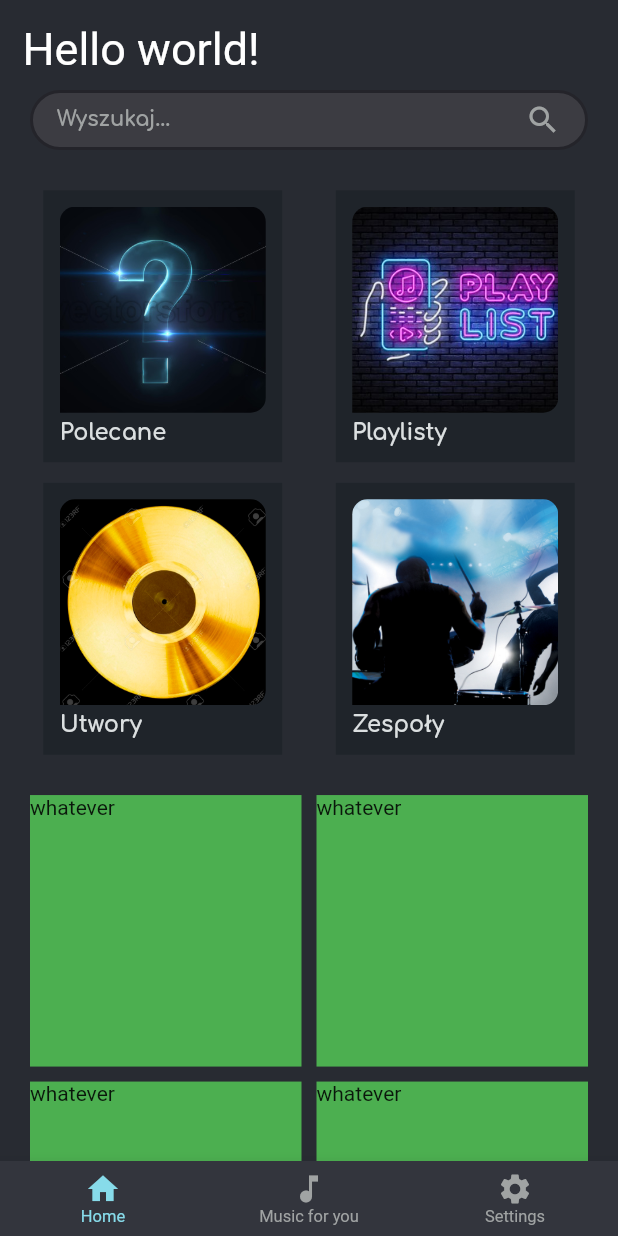
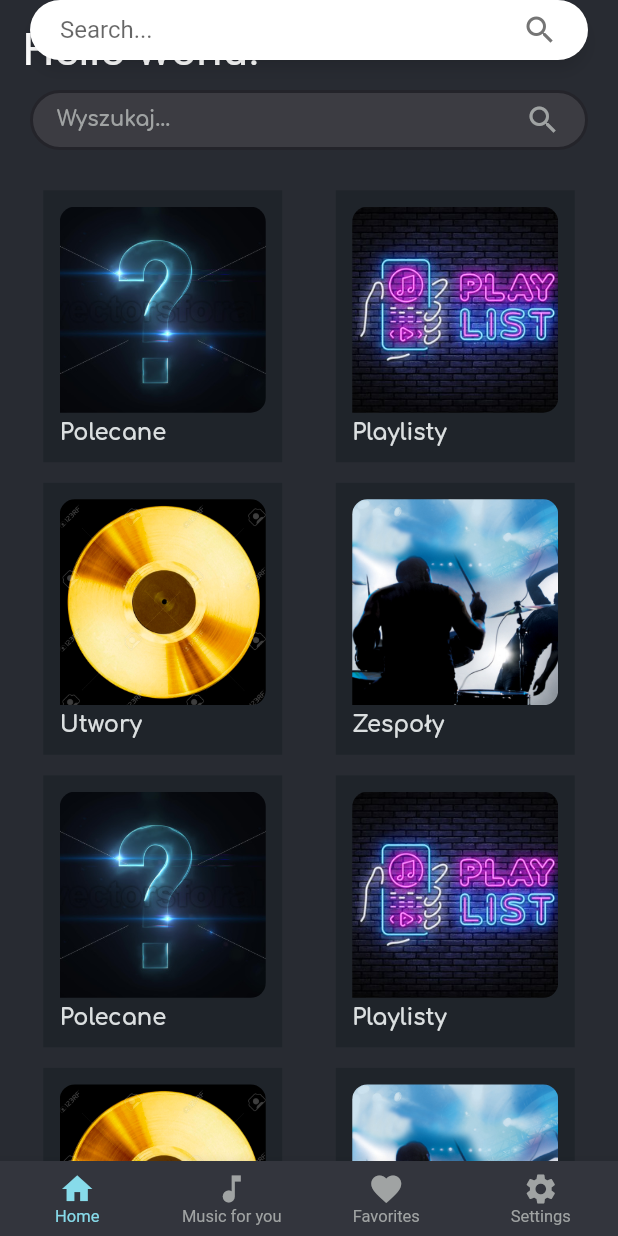
Before and after one commit to pabello/musicly-mobile-app, a Flutter app: the screen it shows after launch, on a phone screen of 412 x 824 dp. Run offline on Flutter 3.47's test engine with Material 2 defaults, Android fonts, the phone set to English and light mode, and no system bars; drawn by our look-alikes of material_floating_search_bar; our stand-ins replace google_fonts.

Commit message:
added a floating search bar, for now it floats like a baloon o.o

```diff
--- a/lib/main.dart
+++ b/lib/main.dart
@@ -1,5 +1,6 @@
 import 'package:flutter/material.dart';
 import 'package:google_fonts/google_fonts.dart';
+import 'package:material_floating_search_bar/material_floating_search_bar.dart';
 
 void main() {
   runApp(MyApp());
@@ -13,43 +14,168 @@ class MyApp extends StatelessWidget {
       themeMode: ThemeMode.dark,
       theme: ThemeData(
         primarySwatch: Colors.blue,
-
       ),
       darkTheme: ThemeData(
-        primarySwatch: Colors.green
+        primarySwatch: Colors.lightBlue
       ),
       title: 'Musicly',
-      home: MyHomePage(title: 'Hi! How are you?'),
+      home: const MyHomePage(title: 'Well, this is some kind of a title...'),
     );
   }
 }
 
 class MyHomePage extends StatefulWidget {
-  MyHomePage({Key key, this.title}) : super(key: key);
+  const MyHomePage({Key key, this.title}) : super(key: key);
 
-  // Fields in a Widget subclass are always marked "final".
   final String title;
 
   @override
-  _MyHomePageState createState() => _MyHomePageState();
+  State<MyHomePage> createState() => _MyHomePageState();
 }
 
 class _MyHomePageState extends State<MyHomePage> {
+  int _currentNavBarIndex = 0;
 
-  @override  // dzieki temu nadpisaniu metody UI sie uaktualnia?
+  void onNavBarTapped(int index) {
+    setState(() {
+      _currentNavBarIndex = index;
+    });
+  }
+
+  @override
   Widget build(BuildContext context) {
     return Scaffold(
-      body: Container(
-        decoration: const BoxDecoration(
-          color: Color(0xFF282B32),
+      backgroundColor: const Color(0xFF282B32),
+      // resizeToAvoidBottomInset: false,
+      body: Stack(
+        // fit: StackFit.expand,
+        children: <Widget> [
+          AppPageBody(pageIndex: _currentNavBarIndex,),
+          buildFloatingSearchBar(),
+        ]
       ),
-        child: ListView(
+      bottomNavigationBar: buildBottomNavigationBar(),
+    );
+  }
+
+  Widget buildBottomNavigationBar() {
+    return SizedBox(
+      height: 50,
+      child: BottomNavigationBar(
+        unselectedFontSize: 11,
+        selectedFontSize: 11,
+        selectedItemColor: const Color(0xFF87DBEA),
+        unselectedItemColor: const Color(0xFFA0A3A3),
+        backgroundColor: const Color(0xFF33353D),
+        currentIndex: _currentNavBarIndex,
+        onTap: onNavBarTapped,
+        type: BottomNavigationBarType.fixed,
+        items: const <BottomNavigationBarItem> [
+          BottomNavigationBarItem(
+            icon: Icon(Icons.home),
+            label: 'Home'
+          ),
+          BottomNavigationBarItem(
+            icon: Icon(Icons.audiotrack_sharp),
+            label: 'Music for you'
+          ),
+          BottomNavigationBarItem(
+            icon: Icon(Icons.favorite),
+            label: 'Favorites'
+          ),
+          BottomNavigationBarItem(
+            icon: Icon(Icons.settings),
+            label: 'Settings'
+          ),
+        ],
+      ),
+    );
+  }
+  Widget buildFloatingSearchBar() {
+    final bool isPortrait =
+      MediaQuery.of(context).orientation == Orientation.portrait;
+
+    return FloatingSearchBar(
+      // hint: 'Search...',
+      height: 40,
+      borderRadius: const BorderRadius.all(Radius.circular(100)),
+      margins: EdgeInsets
+          .fromLTRB(20, MediaQuery.of(context).viewPadding.top, 20, 0),
+      scrollPadding: const EdgeInsets.only(top: 16, bottom: 56),
+      transitionDuration: const Duration(milliseconds: 400),
+      transitionCurve: Curves.easeInOut,
+      physics: const BouncingScrollPhysics(),
+      // debounceDelay: const Duration(milliseconds: 500),
+      onQueryChanged: (query) {
+        // Call your model, bloc, controller here.
+      },
+      actions: <FloatingSearchBarAction> [
+        FloatingSearchBarAction(
+          showIfOpened: false,
+          child: CircularButton(
+            icon: const Icon(Icons.search),
+            onPressed: () {},
+          ),
+        ),
+        FloatingSearchBarAction.searchToClear(
+          showIfClosed: false,
+        )
+      ],
+      transition: CircularFloatingSearchBarTransition(),
+      builder: (context, transition) {
+        return ClipRRect(
+          borderRadius: BorderRadius.circular(10),
+          child: Material(
+            color: const Color(0xFF3C3C42),
+            elevation: 4.0,
+            child: Column(
+              mainAxisSize: MainAxisSize.min,
+              children: Colors.accents.map((Color color) {
+                return Container(height: 48, color: color);
+              }).toList(),
+            ),
+          )
+        );
+      }
+    );
+  }
+}
+
+class AppPageBody extends StatelessWidget {
+  const AppPageBody({Key key, @required this.pageIndex}) : super(key: key);
+  final int pageIndex;
+
+  @override
+  Widget build(BuildContext context) {
+    final List<String> headlines = <String> [
+      'Hello world!',
+      'Music for you',
+      'Favorites',
+      'Settings',
+    ];
+    final List<Widget> applicationPages = <Widget> [
+      const HomePage(),
+      Text(
+        'Music',
+        style: GoogleFonts.lobsterTwo(),
+      ),
+      Text(
+        'Favorites',
+        style: GoogleFonts.lobsterTwo(),
+      ),
+      Text(
+        'Settings',
+        style: GoogleFonts.lobsterTwo(),
+      ),
+    ];
+
+    return ListView(
       children: <Widget> [
-              Padding(
+        Padding( // headline
           padding: const EdgeInsets.fromLTRB(15, 15, 10, 10),
           child: RichText(
             text: TextSpan(
-                    text: 'Hello world!',
+              text: headlines.elementAt(pageIndex),
               style: GoogleFonts.lobsterTwo(fontSize: 30),
             ),
           )
@@ -90,16 +216,82 @@ class _MyHomePageState extends State<MyHomePage> {
             ),
           )
         ),
+        applicationPages.elementAt(pageIndex),
+      ]
+    );
+  }
+}
+
+class SearchBar extends StatefulWidget {
+  String _searchPhrase;
+  List<String> _searchHistory;
+  List<String> filteredSearchHistory;
+  String _selectedPhrase;
+  int historyLength = 20;
+
+  List<String> filterSearchHistory() {
+    if(_searchPhrase != null) {
+      return _searchHistory.reversed
+          .where((String element) => element.contains(_searchPhrase))
+          .toList();
+    } else {
+      return _searchHistory.reversed.toList();
+    }
+  }
+
+  void addSearchPhrase(String searchTerm) {
+    if (searchTerm == null || searchTerm == '') return;
+    if (_searchHistory.contains(searchTerm)) {
+      _searchHistory.remove(searchTerm);
+    }
+    _searchHistory.add(searchTerm);
+    if(_searchHistory.length > historyLength) {
+      _searchHistory.removeRange(0, _searchHistory.length - historyLength);
+    }
+
+    filteredSearchHistory = filterSearchHistory();
+  }
+
+  void deleteSearchPhrase(String phrase) {
+    _searchHistory.removeWhere((String element) => element == phrase);
+    filteredSearchHistory = filterSearchHistory();
+  }
+
+  void putSearchPhraseFirst(String phrase) {
+    deleteSearchPhrase(phrase);
+    addSearchPhrase(phrase);
+  }
+
+  void initState() {
+    filteredSearchHistory = filterSearchHistory();
+  }
+
+  @override
+  State<StatefulWidget> createState() {
+    // TODO: implement createState
+    throw UnimplementedError();
+  }
+
+
+}
+
+class HomePage extends StatelessWidget {
+  const HomePage();
+
+  @override
+  Widget build(BuildContext context) {
+    return Column( // content
+      children: <Widget> [
         IntrinsicHeight(
           child: Row(
             mainAxisAlignment: MainAxisAlignment.spaceEvenly,
-                  children: <HomescreenPanelOption> [
-                    HomescreenPanelOption(
-                      imageAsset: const AssetImage('assets/images/rekomendacje.jpg'),
+            children: const <HomeScreenPanelOption> [
+              HomeScreenPanelOption(
+                imageAsset: AssetImage('assets/images/rekomendacje.jpg'),
                 caption: 'Polecane',
               ),
-                    HomescreenPanelOption(
-                      imageAsset: const AssetImage('assets/images/playlisty.jpg'),
+              HomeScreenPanelOption(
+                imageAsset: AssetImage('assets/images/playlisty.jpg'),
                 caption: 'Playlisty',
               ),
             ],
@@ -108,136 +300,57 @@ class _MyHomePageState extends State<MyHomePage> {
         IntrinsicHeight(
           child: Row(
             mainAxisAlignment: MainAxisAlignment.spaceEvenly,
-                  children: <HomescreenPanelOption> [
-                    HomescreenPanelOption(
-                      imageAsset: const AssetImage('assets/images/utwory.jpg'),
+            children: const <HomeScreenPanelOption> [
+              HomeScreenPanelOption(
+                imageAsset: AssetImage('assets/images/utwory.jpg'),
                 caption: 'Utwory',
               ),
-                    HomescreenPanelOption(
-                      imageAsset: const AssetImage('assets/images/zespol.jpg'),
+              HomeScreenPanelOption(
+                imageAsset: AssetImage('assets/images/zespol.jpg'),
                 caption: 'Zespoły',
               ),
             ],
           ),
         ),
-              Expanded(
-                child: GridView.count(
-                  shrinkWrap: true,
-                  primary: false,
-                  padding: const EdgeInsets.all(20),
-                  crossAxisCount: 2,
-                  crossAxisSpacing: 10,
-                  mainAxisSpacing: 10,
-                  children: <Widget> [
-                    Container(
-                      color: Colors.green,
-                      child: Text('whatever'),
+        IntrinsicHeight(
+          child: Row(
+            mainAxisAlignment: MainAxisAlignment.spaceEvenly,
+            children: const <HomeScreenPanelOption> [
+              HomeScreenPanelOption(
+                imageAsset: AssetImage('assets/images/rekomendacje.jpg'),
+                caption: 'Polecane',
               ),
-                    Container(
-                      color: Colors.green,
-                      child: Text('whatever'),
+              HomeScreenPanelOption(
+                imageAsset: AssetImage('assets/images/playlisty.jpg'),
+                caption: 'Playlisty',
               ),
-                    Container(
-                      color: Colors.green,
-                      child: Text('whatever'),
-                    ),
-                    Container(
-                      color: Colors.green,
-                      child: Text('whatever'),
-                    ),
-                    Container(
-                      color: Colors.green,
-                      child: Text('whatever'),
-                    ),
-                    Container(
-                      color: Colors.green,
-                      child: Text('whatever'),
-                    ),
-                  ]
-                ),
-              )
             ],
           ),
         ),
-      bottomNavigationBar: SizedBox(
-        height: 50,
-        child: BottomNavigationBar(
-          unselectedFontSize: 11,
-          selectedFontSize: 11,
-          fixedColor: const Color(0xFF87DBEA),
-          unselectedItemColor: const Color(0xFFA0A3A3),
-          backgroundColor: const Color(0xFF33353D),
-          items: const <BottomNavigationBarItem> [
-            BottomNavigationBarItem(
-              icon: Icon(Icons.home),
-              label: 'Home'
+        IntrinsicHeight(
+          child: Row(
+            mainAxisAlignment: MainAxisAlignment.spaceEvenly,
+            children: const <HomeScreenPanelOption> [
+              HomeScreenPanelOption(
+                imageAsset: AssetImage('assets/images/utwory.jpg'),
+                caption: 'Utwory',
               ),
-            BottomNavigationBarItem(
-              icon: Icon(Icons.audiotrack_sharp),
-              label: 'Music for you'
+              HomeScreenPanelOption(
+                imageAsset: AssetImage('assets/images/zespol.jpg'),
+                caption: 'Zespoły',
               ),
-            BottomNavigationBarItem(
-              icon: Icon(Icons.settings),
-              label: 'Settings'
-            )
             ],
           ),
         ),
+      ]
     );
   }
 }
 
-class AppBackground extends StatelessWidget {
-  @override
-  Widget build(BuildContext context) {
-    return Scaffold(
-      body: Center(
-        child: Container(
-          decoration: const BoxDecoration(
-            gradient: RadialGradient(
-              center: Alignment(1.7, -2.8),
-              colors: <Color> [
-                Color(0xFF1075F5),
-                Color(0xFF191E23)
-              ],
-              radius: 2,
-              stops: <double> [
-                .7,
-                1
-              ],
-            ),
-          ),
-        ),
-      ),
-    );
-  }
-}
-
-class Square extends StatelessWidget {
-  const Square({ this.color = Colors.black, this.size = 100.0});
-
-  final Color color;
-  final double size;
-
-  @override
-  Widget build(BuildContext context) {
-    return Container(
-      width: size,
-      height: size,
-      color: color,
-
-      child: Align(
-          alignment: Alignment.bottomCenter,
-        child: Container(color: Colors.green, width: 20, height: 20)
-      )
-    );
-  }
-}
-
-class HomescreenPanelOption extends StatelessWidget {
-  const HomescreenPanelOption({
-    this.imageAsset,
-    this.caption,
+class HomeScreenPanelOption extends StatelessWidget {
+  const HomeScreenPanelOption({
+    @required this.imageAsset,
+    @required this.caption,
   });
 
   final AssetImage imageAsset;
```
Also changed, not shown: pubspec.yaml (+5 -4 lines), pubspec.lock. Lines whose indentation alone changed are shown as unchanged.
